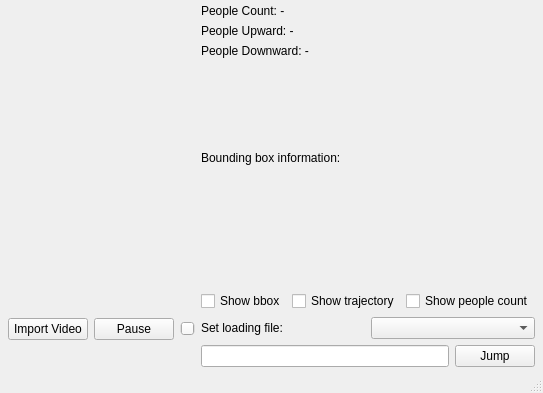
The window that mainwindow.ui (Daniel-ShinShen/pythonProject_FaceDetection) describes before a commit, drawn with Qt 5.
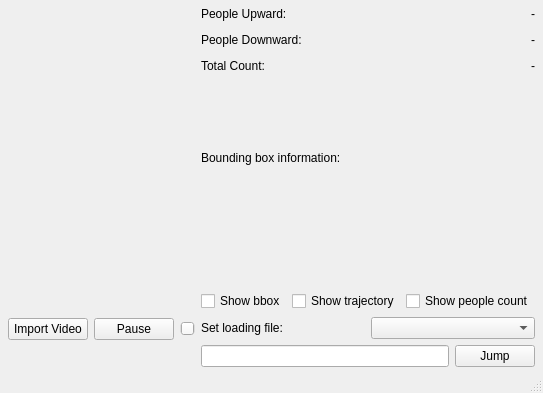
The same window after the commit.

Commit message: update reset trajectory data to differentiate in and out people in main.py and modify the layout in mainwindow.ui

The edit to the form file:
```diff
--- a/mainwindow.ui
+++ b/mainwindow.ui
@@ -6,7 +6,7 @@
    <rect>
     <x>0</x>
     <y>0</y>
-    <width>459</width>
+    <width>460</width>
     <height>393</height>
    </rect>
   </property>
@@ -30,25 +30,97 @@
     <item row="0" column="1" rowspan="2">
      <layout class="QVBoxLayout" name="verticalLayout_3">
       <item>
-       <widget class="QLabel" name="label_person_count">
+       <layout class="QHBoxLayout" name="horizontalLayout_9">
+        <item>
+         <widget class="QLabel" name="label_up">
         <property name="text">
-         <string>People Count: -</string>
+           <string>People Upward: </string>
         </property>
        </widget>
       </item>
+        <item>
+         <spacer name="horizontalSpacer_3">
+          <property name="orientation">
+           <enum>Qt::Horizontal</enum>
+          </property>
+          <property name="sizeHint" stdset="0">
+           <size>
+            <width>40</width>
+            <height>20</height>
+           </size>
+          </property>
+         </spacer>
+        </item>
       <item>
        <widget class="QLabel" name="label_person_up">
         <property name="text">
-         <string>People Upward: -</string>
-        </property>
-       </widget>
+           <string>-</string>
+          </property>
+         </widget>
+        </item>
+       </layout>
+      </item>
+      <item>
+       <layout class="QHBoxLayout" name="horizontalLayout_8">
+        <item>
+         <widget class="QLabel" name="label_down">
+          <property name="text">
+           <string>People Downward: </string>
+          </property>
+         </widget>
+        </item>
+        <item>
+         <spacer name="horizontalSpacer_2">
+          <property name="orientation">
+           <enum>Qt::Horizontal</enum>
+          </property>
+          <property name="sizeHint" stdset="0">
+           <size>
+            <width>40</width>
+            <height>20</height>
+           </size>
+          </property>
+         </spacer>
       </item>
       <item>
        <widget class="QLabel" name="label_person_down">
         <property name="text">
-         <string>People Downward: -</string>
-        </property>
-       </widget>
+           <string>-</string>
+          </property>
+         </widget>
+        </item>
+       </layout>
+      </item>
+      <item>
+       <layout class="QHBoxLayout" name="horizontalLayout_7">
+        <item>
+         <widget class="QLabel" name="label_total_count">
+          <property name="text">
+           <string>Total Count: </string>
+          </property>
+         </widget>
+        </item>
+        <item>
+         <spacer name="horizontalSpacer">
+          <property name="orientation">
+           <enum>Qt::Horizontal</enum>
+          </property>
+          <property name="sizeHint" stdset="0">
+           <size>
+            <width>40</width>
+            <height>20</height>
+           </size>
+          </property>
+         </spacer>
+        </item>
+        <item>
+         <widget class="QLabel" name="label_person_count">
+          <property name="text">
+           <string>-</string>
+          </property>
+         </widget>
+        </item>
+       </layout>
       </item>
       <item>
        <spacer name="verticalSpacer">
```
Left out of the diff: 2 changed lines with no effect on the pictures. Lines whose indentation alone changed are shown as unchanged. The commit also changes 1 other file.
